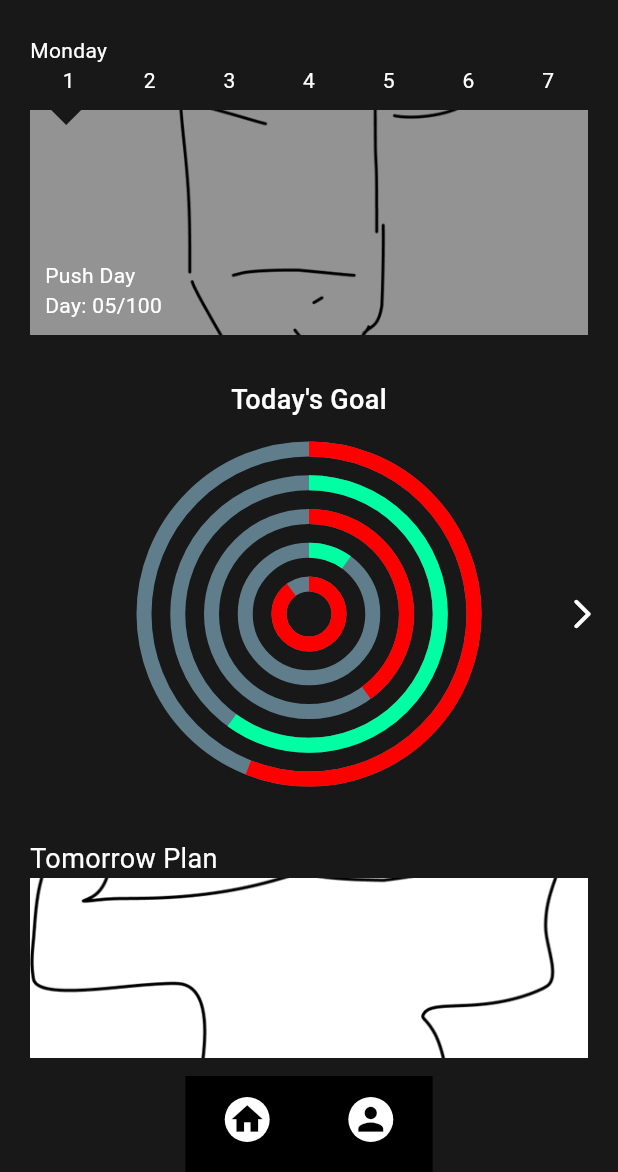
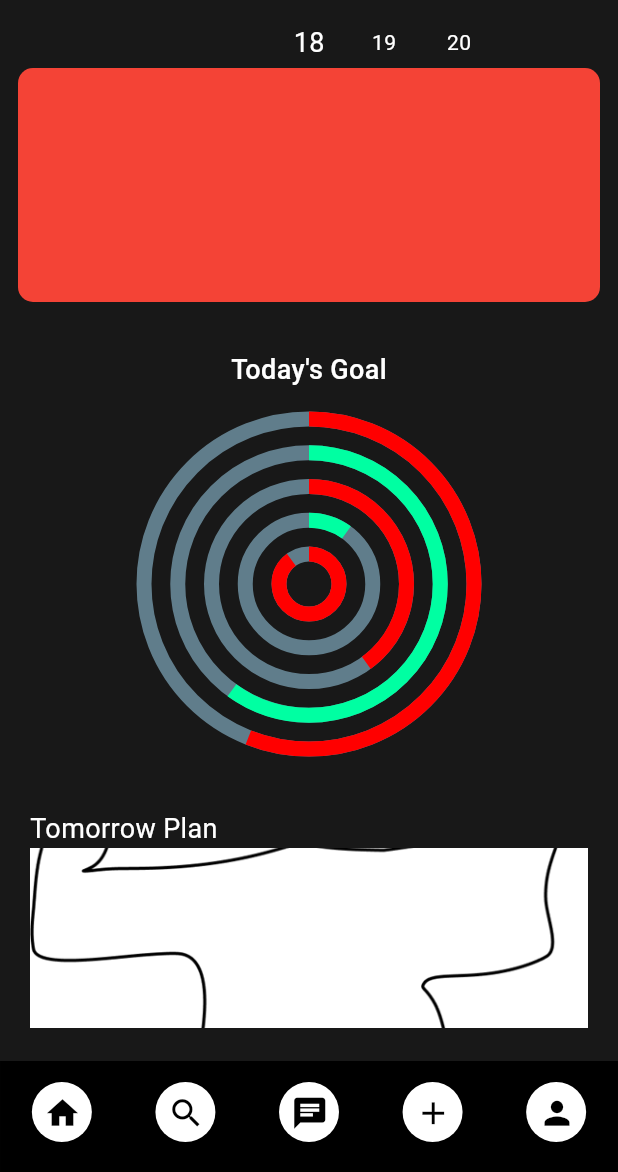
Before and after one commit to ArulRosario93/coachsync, a Flutter app: the screen it shows after launch, on a phone screen of 412 x 824 dp, the part 64-1236 px from its top. Run offline on Flutter 3.47's test engine with Material 3 defaults, Android fonts, the phone set to English and light mode, and no system bars; our stand-ins replace firebase_auth, firebase_core, google_fonts, google_sign_in, hive, hive_flutter and 1 more; accounts and stored records are empty; Roboto replaces fonts that are missing (Alata).

Commit message:
testing New Schedule component

```diff
--- a/lib/View/ClientPages/COngoingSchedulePage/congingschedulepage.dart
+++ b/lib/View/ClientPages/COngoingSchedulePage/congingschedulepage.dart
@@ -123,7 +123,6 @@ class COngingSchedulePage extends StatelessWidget {
                 ],
               ),
             )
-
         ],
       ),
     );
--- /dev/null
+++ b/lib/View/ClientPages/COngoingSchedulePage/testing.dart
@@ -0,0 +1,77 @@
+import 'package:coachsync/View/ClientPages/COngoingSchedulePage/testing2.dart';
+import 'package:flutter/material.dart';
+
+class Testing extends StatefulWidget {
+  const Testing({super.key});
+
+  @override
+  State<Testing> createState() => _TestingState();
+}
+
+class _TestingState extends State<Testing> {
+
+  int currentDay = 0;
+
+  List<DateTime> dates = [
+    DateTime(2026, 10, 18),
+    DateTime(2026, 10, 19),
+    DateTime(2026, 10, 20),
+    DateTime(2026, 10, 21),
+    DateTime(2026, 10, 22),
+    DateTime(2026, 10, 23),
+    DateTime(2026, 10, 24),
+  ];
+
+  void handleChanged(int val){
+    setState(() {
+      currentDay = val;
+    });
+  }
+
+  @override
+  Widget build(BuildContext context) {
+    return Stack(
+      children: [
+        Container(
+          height: 220,
+          padding: EdgeInsets.only(top: 20, bottom: 20),
+          child: Row(
+            children: [
+              Expanded(
+                child: PageView(
+                  onPageChanged: handleChanged,
+                  physics: BouncingScrollPhysics(),
+                  children: [
+                    Container(
+                      margin: EdgeInsets.all(12),
+                      decoration: BoxDecoration(
+                        borderRadius: BorderRadius.circular(10),
+                      color: Colors.red,
+                      ),
+                    ),
+                    Container(
+                      margin: EdgeInsets.all(12),
+                      decoration: BoxDecoration(
+                        borderRadius: BorderRadius.circular(10),
+                        color: Colors.amber,
+                      ),
+                      alignment: Alignment.center,),
+                    Container(
+                      margin: EdgeInsets.all(12),
+                      decoration: BoxDecoration(
+                        borderRadius: BorderRadius.circular(10),
+                        color: Colors.green,
+                      ),
+                      alignment: Alignment.center,
+                    )
+                  ],
+                )
+              )
+            ],
+          ),
+        ),
+        Testing2(datetime: dates, val: currentDay)
+      ],
+    );
+  }
+}
--- /dev/null
+++ b/lib/View/ClientPages/COngoingSchedulePage/testing2.dart
@@ -0,0 +1,60 @@
+import 'package:flutter/material.dart';
+
+class Testing2 extends StatelessWidget {
+  final List<DateTime> datetime;
+  final int val;
+  const Testing2({super.key, required this.datetime, required this.val});
+
+  @override
+  Widget build(BuildContext context) {
+
+    final prevprevDate = val >= 2 ? datetime[val - 2].day : " ";
+    final prevDate = val >= 1 ? datetime[val - 1].day : " ";
+    final date = datetime[val].day;
+    final nextDate = val + 1 < datetime.length
+        ? datetime[val + 1].day
+        : " ";
+    final nextnextDate = val + 2 < datetime.length
+        ? datetime[val + 2].day
+        : " ";
+
+    return Row(
+      spacing: 20,
+      mainAxisAlignment: MainAxisAlignment.center,
+      crossAxisAlignment: CrossAxisAlignment.center,
+      children: [
+        Container(
+          width: 30,
+          height: 30,
+          alignment: Alignment.center,
+          child: Text(prevprevDate.toString(), style: TextStyle(color: Colors.white),),
+        ),
+        Container(
+          width: 30,
+          height: 30,
+          alignment: Alignment.center,
+          child: Text(prevDate.toString(), style: TextStyle(color: Colors.white,)),
+        ),
+        Container(
+          width: 30,
+          height: 30,
+          alignment: Alignment.center,
+          child: Text(date.toString(), style: TextStyle(color: Colors.white, fontSize: 18),),
+        ),
+        Container(
+          width: 30,
+          height: 30,
+          alignment: Alignment.center,
+          child: Text(nextDate.toString(), style: TextStyle(color: Colors.white,)),
+        ),
+        Container(
+          width: 30,
+          height: 30,
+          alignment: Alignment.center,
+          child: Text(nextnextDate.toString(), style: TextStyle(color: Colors.white),),
+        ),
+
+      ],
+    );
+  }
+}
--- a/lib/View/ClientPages/clientpage.dart
+++ b/lib/View/ClientPages/clientpage.dart
@@ -1,6 +1,7 @@
 import 'dart:convert';
 import 'package:coachsync/View/ChatPage/chatpage.dart';
 import 'package:coachsync/View/ClientPages/COngoingSchedulePage/congingschedulepage.dart';
+import 'package:coachsync/View/ClientPages/COngoingSchedulePage/testing.dart';
 import 'package:coachsync/View/ClientPages/WorkoutPage/workoutpage.dart';
 import 'package:coachsync/View/WIdgets/cbottomnavbar.dart';
 import 'package:coachsync/View/WIdgets/cscheduledialog.dart';
@@ -96,7 +97,8 @@ class _ClientPageState extends State<ClientPage> {
 
       body: Column(
         children: [
-          COngingSchedulePage(onTap: handleClick, onClick: handleClickDate,),
+          // COngingSchedulePage(onTap: handleClick, onClick: handleClickDate,),
+          Testing(),
           CTodaysGoal(),
           CTomorrowPlan()
         ],
--- /dev/null
+++ b/lib/View/CreatePage/createpage.dart
@@ -0,0 +1,15 @@
+import 'package:flutter/material.dart';
+
+class CreatePage extends StatelessWidget {
+  const CreatePage({super.key});
+
+  @override
+  Widget build(BuildContext context) {
+    return Scaffold(
+        appBar: AppBar(title: Text("Suma"),),
+        body: Center(
+         child: Text("SUma"),
+        ),
+    );
+  }
+}
--- /dev/null
+++ b/lib/View/ProfilePage/profilepage.dart
@@ -0,0 +1,15 @@
+import 'package:flutter/material.dart';
+
+class ProfilePage extends StatelessWidget {
+  const ProfilePage({super.key});
+
+  @override
+  Widget build(BuildContext context) {
+    return Scaffold(
+      appBar: AppBar(
+        title: Text("Profile"),
+      ),
+      body: Text("Profileeeee"),
+    );
+  }
+}
--- /dev/null
+++ b/lib/View/SearchPage/searchpage.dart
@@ -0,0 +1,17 @@
+import 'package:flutter/material.dart';
+
+class SearchPage extends StatelessWidget {
+  const SearchPage({super.key});
+
+  @override
+  Widget build(BuildContext context) {
+    return Scaffold(
+      appBar: AppBar(
+        title: Text('Search Page'),
+      ),
+      body: Center(
+        child: Text('Search Page'),
+      ),
+    );
+  }
+}
--- a/lib/View/WIdgets/cbottomnavbar.dart
+++ b/lib/View/WIdgets/cbottomnavbar.dart
@@ -1,12 +1,44 @@
+import 'package:coachsync/View/ChatPage/chatpage.dart';
+import 'package:coachsync/View/CreatePage/createpage.dart';
+import 'package:coachsync/View/ProfilePage/profilepage.dart';
+import 'package:coachsync/View/SearchPage/SearchPage.dart';
 import 'package:flutter/material.dart';
+import 'package:coachsync/View/ClientPages/clientpage.dart';
 
 class ClientBottomNavBar extends StatelessWidget {
   const ClientBottomNavBar({super.key});
 
   @override
   Widget build(BuildContext context) {
+
+    void handleNavigation(int index) {
+      // Handle navigation based on the selected index
+      switch (index) {
+        case 0:
+          // Navigate to Home
+          Navigator.push(context, MaterialPageRoute(builder: (context) => ClientPage()));
+          break;
+        case 1:
+          // Navigate to Search
+          Navigator.push(context, MaterialPageRoute(builder: (context) => SearchPage()));
+          break;
+        case 2:
+          // Navigate to Chat
+          Navigator.push(context, MaterialPageRoute(builder: (context) => ChatPage()));
+          break;
+        case 3:
+          // Navigate to Create
+          Navigator.push(context, MaterialPageRoute(builder: (context) => CreatePage()));
+          break;
+        case 4:
+          // Navigate to Profile
+          Navigator.push(context, MaterialPageRoute(builder: (context) => ProfilePage()));
+          break;
+      }
+    }
+
     return Padding(
-      padding: EdgeInsetsGeometry.symmetric(horizontal: MediaQuery.of(context).size.width * .3),
+      padding: EdgeInsetsGeometry.symmetric(horizontal: MediaQuery.of(context).size.width * .0001),
       child: BottomNavigationBar(
         elevation: 0,
         type: BottomNavigationBarType.fixed,
@@ -23,32 +55,70 @@ class ClientBottomNavBar extends StatelessWidget {
           BottomNavigationBarItem(
             label: 'Home',
             icon: Container(
-              width: 30,
-              height: 30,
+              width: 40,
+              height: 40,
               decoration: BoxDecoration(
                 color: Colors.white,
                 borderRadius: BorderRadius.circular(20)
               ),
-              child: Icon(Icons.home, color: Colors.black, ),
+              child: IconButton(icon: Icon(Icons.home, color: Colors.black), onPressed: () => handleNavigation(0),)
             ),
             backgroundColor: Colors.white,
           ),
 
           BottomNavigationBarItem(
-            label: 'Profile',
+            label: 'Search',
             icon: Container(
-              width: 30,
-              height: 30,
+              width: 40,
+              height: 40,
               decoration: BoxDecoration(
                 color: Colors.white,
                 borderRadius: BorderRadius.circular(20)
               ),
-              child: Icon(Icons.person, color: Colors.black,),
+              child: IconButton(icon: Icon(Icons.search, color: Colors.black), onPressed: () => handleNavigation(1),)
+            ),
+            backgroundColor: Colors.white,
+          ),
+          BottomNavigationBarItem(
+            label: 'Chat',
+            icon: Container(
+              width: 40,
+              height: 40,
+              decoration: BoxDecoration(
+                color: Colors.white,
+                borderRadius: BorderRadius.circular(20)
+              ),
+              child: IconButton(icon: Icon(Icons.chat, color: Colors.black), onPressed: () => handleNavigation(2),)
+            ),
+            backgroundColor: Colors.white,
+          ),
+          BottomNavigationBarItem(
+            label: 'Create',
+            icon: Container(
+              width: 40,
+              height: 40,
+              decoration: BoxDecoration(
+                color: Colors.white,
+                borderRadius: BorderRadius.circular(20)
+              ),
+              child: IconButton(icon: Icon(Icons.add, color: Colors.black), onPressed: () => handleNavigation(3),)
+            ),
+            backgroundColor: Colors.white,
+          ),
+          BottomNavigationBarItem(
+            label: 'Profile',
+            icon: Container(
+              width: 40,
+              height: 40,
+              decoration: BoxDecoration(
+                color: Colors.white,
+                borderRadius: BorderRadius.circular(20)
+              ),
+              child: IconButton(icon: Icon(Icons.person, color: Colors.black), onPressed: () => handleNavigation(4),)
             ),
             backgroundColor: Colors.white,
           ),
         ],
-
       ),
     );
   }
--- a/lib/View/WIdgets/ctodaygoal.dart
+++ b/lib/View/WIdgets/ctodaygoal.dart
@@ -60,9 +60,6 @@ class CTodaysGoal extends StatelessWidget {
             padding: EdgeInsets.symmetric(vertical: 20),
             child: Stack(
               alignment: Alignment.center,
-              children: [
-                Stack(
-                  alignment: Alignment.center,
               children:
                 List.generate(
                     goals.length, (index) {
@@ -86,16 +83,6 @@ class CTodaysGoal extends StatelessWidget {
                       );
                     },
                 ),
-                  ),
-
-                  Container(
-                    alignment: Alignment.bottomRight,
-                    child: IconButton(
-                      onPressed: handleChatNavigation,
-                      icon: Icon(Icons.arrow_forward_ios_rounded, color: Colors.white,),
-                    ),
-                  )
-              ]
               ),
         )),
 
```
Lines whose indentation alone changed are shown as unchanged.
